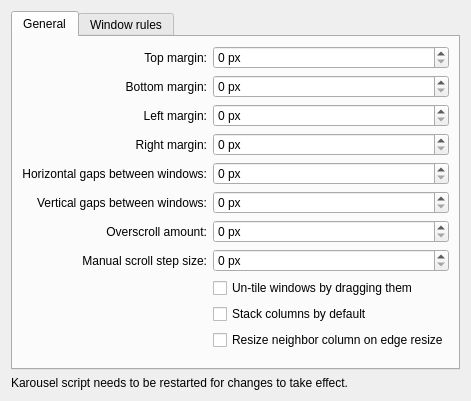
Before: the Qt Designer form package/contents/ui/config.ui in peterfajdiga/karousel, drawn with Qt 5.
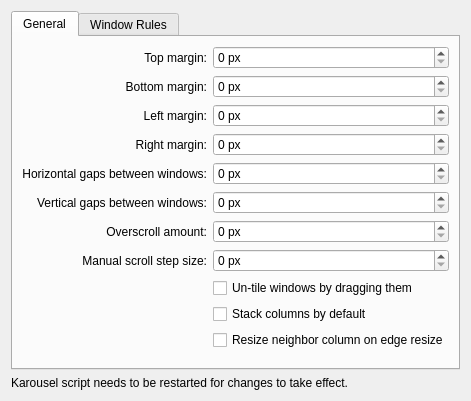
After: the same form once the commit is applied.

Commit message: capitalize "Window Rules" tab title in config dialog

```diff
--- a/package/contents/ui/config.ui
+++ b/package/contents/ui/config.ui
@@ -243,7 +243,7 @@
                     </widget>
                     <widget class="QWidget" name="tab_windowRules">
                         <attribute name="title">
-                            <string>Window rules</string>
+                            <string>Window Rules</string>
                         </attribute>
                         <layout class="QVBoxLayout" name="layout_tab_windowRules">
                             <item>
```
